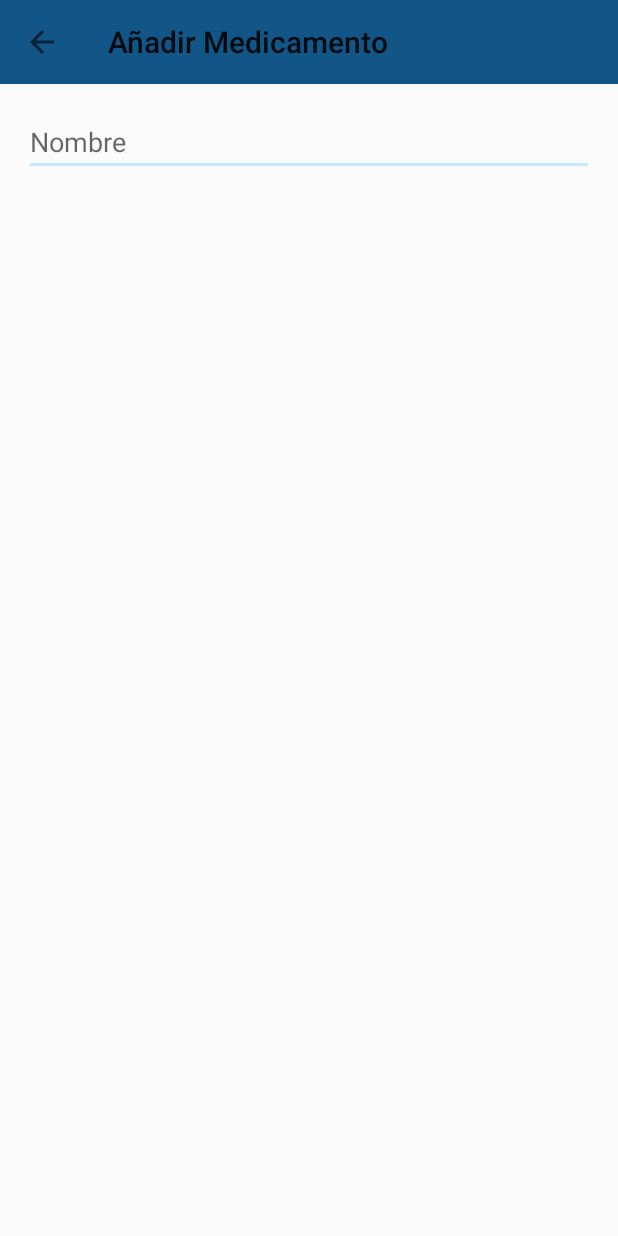
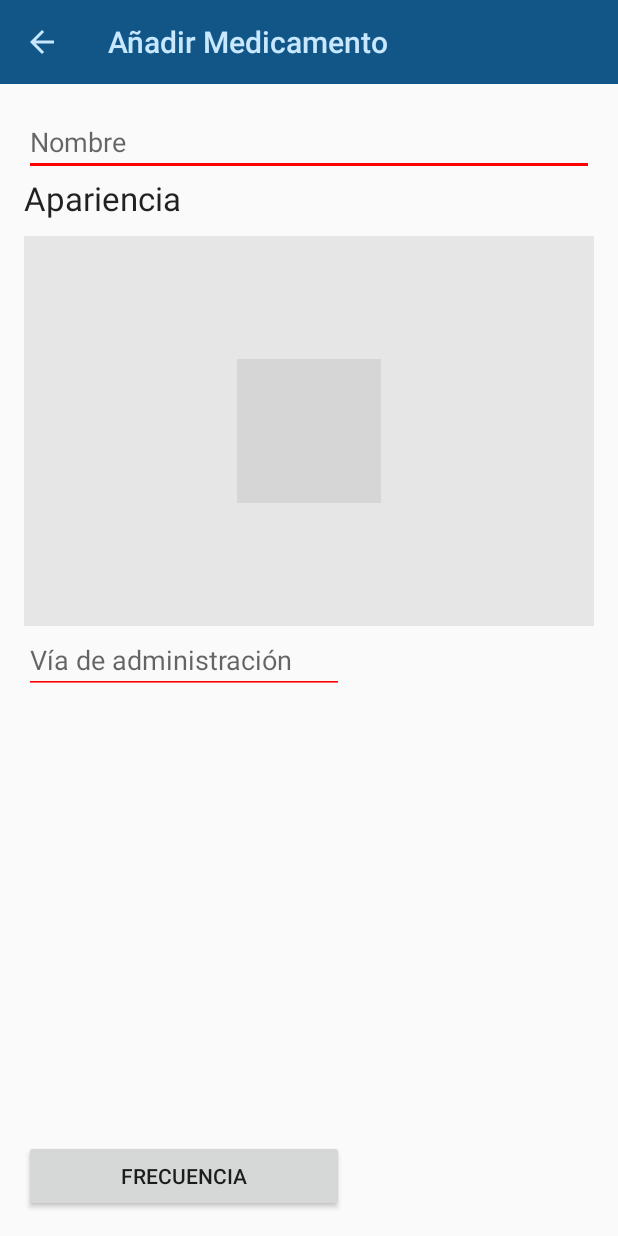
Before and after one commit to mikel240/MedicamentosApp, an Android app: the AddFormActivity screen opened directly, with no data from a screen before it, on a phone screen of 412 x 824 dp. Run offline under Robolectric (Android 15) with nearby library versions, the light colour scheme and no system bars; grey boxes are pictures that could not be loaded.

Commit message:
Form añadir medicamento

```diff
--- a/app/src/main/java/com/example/atmosfera/medicamentosapp/AddFormActivity.java
+++ b/app/src/main/java/com/example/atmosfera/medicamentosapp/AddFormActivity.java
@@ -1,14 +1,25 @@
 package com.example.atmosfera.medicamentosapp;
 
 import android.content.Intent;
+import android.support.v4.view.ViewPager;
 import android.support.v7.app.AppCompatActivity;
 import android.os.Bundle;
 import android.support.v7.widget.Toolbar;
 import android.view.MenuItem;
 
+import com.example.atmosfera.medicamentosapp.adapters.ViewPagerAdapter;
+import com.example.atmosfera.medicamentosapp.fragments.DashboardFragment;
+import com.example.atmosfera.medicamentosapp.fragments.Image1SliderFragment;
+import com.example.atmosfera.medicamentosapp.fragments.Image2SliderFragment;
+import com.example.atmosfera.medicamentosapp.fragments.Image3SliderFragment;
+import com.example.atmosfera.medicamentosapp.fragments.RegistroFragment;
+import com.example.atmosfera.medicamentosapp.fragments.SettingsFragment;
+import com.example.atmosfera.medicamentosapp.fragments.TomarHoyFragment;
+
 public class AddFormActivity extends AppCompatActivity {
 
     Toolbar toolbar;
+    ViewPager viewPager;
 
     @Override
     protected void onCreate(Bundle savedInstanceState) {
@@ -21,6 +32,12 @@ public class AddFormActivity extends AppCompatActivity {
         setSupportActionBar(toolbar);
         getSupportActionBar().setDisplayHomeAsUpEnabled(true);
         getSupportActionBar().setDisplayShowHomeEnabled(true);
+
+
+        viewPager = (ViewPager) findViewById(R.id.viewpager);
+        setupViewPager(viewPager);
+
+
     }
 
     @Override
@@ -32,4 +49,15 @@ public class AddFormActivity extends AppCompatActivity {
         }
         return super.onOptionsItemSelected(item);
     }
+
+    private void setupViewPager(ViewPager viewPager) {
+        ViewPagerAdapter adapter = new ViewPagerAdapter(getSupportFragmentManager());
+        adapter.addFragment(new Image1SliderFragment(),"pastillas");
+        adapter.addFragment(new Image2SliderFragment(), "inyeccion");
+        adapter.addFragment(new Image3SliderFragment(), "jarabe");
+
+        viewPager.setAdapter(adapter);
+    }
+
+
 }
--- /dev/null
+++ b/app/src/main/java/com/example/atmosfera/medicamentosapp/fragments/Image1SliderFragment.java
@@ -0,0 +1,20 @@
+package com.example.atmosfera.medicamentosapp.fragments;
+
+import android.support.annotation.Nullable;
+import android.support.v4.app.Fragment;
+import android.support.v7.app.AppCompatActivity;
+import android.os.Bundle;
+import android.view.LayoutInflater;
+import android.view.View;
+import android.view.ViewGroup;
+
+import com.example.atmosfera.medicamentosapp.R;
+
+public class Image1SliderFragment extends Fragment {
+
+    @Nullable
+    @Override
+    public View onCreateView(LayoutInflater inflater, @Nullable ViewGroup container, @Nullable Bundle savedInstanceState) {
+        return inflater.inflate(R.layout.image1_slider_fragment,container,false);
+    }
+}
--- /dev/null
+++ b/app/src/main/java/com/example/atmosfera/medicamentosapp/fragments/Image2SliderFragment.java
@@ -0,0 +1,20 @@
+package com.example.atmosfera.medicamentosapp.fragments;
+
+import android.support.annotation.Nullable;
+import android.support.v4.app.Fragment;
+import android.support.v7.app.AppCompatActivity;
+import android.os.Bundle;
+import android.view.LayoutInflater;
+import android.view.View;
+import android.view.ViewGroup;
+
+import com.example.atmosfera.medicamentosapp.R;
+
+public class Image2SliderFragment extends Fragment {
+
+    @Nullable
+    @Override
+    public View onCreateView(LayoutInflater inflater, @Nullable ViewGroup container, @Nullable Bundle savedInstanceState) {
+        return inflater.inflate(R.layout.image2_slider_fragment,container,false);
+    }
+}
--- /dev/null
+++ b/app/src/main/java/com/example/atmosfera/medicamentosapp/fragments/Image3SliderFragment.java
@@ -0,0 +1,20 @@
+package com.example.atmosfera.medicamentosapp.fragments;
+
+import android.support.annotation.Nullable;
+import android.support.v4.app.Fragment;
+import android.support.v7.app.AppCompatActivity;
+import android.os.Bundle;
+import android.view.LayoutInflater;
+import android.view.View;
+import android.view.ViewGroup;
+
+import com.example.atmosfera.medicamentosapp.R;
+
+public class Image3SliderFragment extends Fragment {
+
+    @Nullable
+    @Override
+    public View onCreateView(LayoutInflater inflater, @Nullable ViewGroup container, @Nullable Bundle savedInstanceState) {
+        return inflater.inflate(R.layout.image3_slider_fragment,container,false);
+    }
+}
--- a/app/src/main/res/layout/activity_add_form.xml
+++ b/app/src/main/res/layout/activity_add_form.xml
@@ -7,11 +7,14 @@
     tools:context="com.example.atmosfera.medicamentosapp.AddFormActivity">
 
     <android.support.v7.widget.Toolbar
-        style="@style/CustomToolbar"
         android:id="@+id/toolbar"
+        android:layout_width="match_parent"
+        android:layout_height="wrap_content"
+        android:background="@color/colorPrimary"
         app:layout_scrollFlags="scroll|enterAlways"
         app:popupTheme="@style/ThemeOverlay.AppCompat.Light"
-        />
+        app:theme="@style/CustomToolbar"
+        app:titleTextColor="@color/colorAccent" />
 
     <RelativeLayout
         android:layout_width="match_parent"
@@ -25,15 +28,61 @@
         android:paddingTop="@dimen/activity_vertical_margin">
 
         <EditText
+            android:id="@+id/name"
             android:layout_width="wrap_content"
             android:layout_height="wrap_content"
-            android:id="@+id/editText"
+            android:layout_alignParentEnd="true"
+            android:layout_alignParentLeft="true"
+            android:layout_alignParentRight="true"
+            android:layout_alignParentStart="true"
             android:layout_alignParentTop="true"
+            android:hint="@string/name_form_add"
+            android:inputType="textPersonName"
+            android:theme="@style/EditText" />
+
+        <android.support.v4.view.ViewPager
+            android:id="@+id/viewpager"
+            android:layout_width="match_parent"
+            android:layout_height="match_parent"
+            android:layout_above="@+id/via"
             android:layout_alignParentLeft="true"
             android:layout_alignParentStart="true"
-            android:layout_alignParentRight="true"
-            android:layout_alignParentEnd="true"
-            android:hint="@string/name_form_add"/>
+            android:layout_below="@+id/name"
+            app:layout_behavior="@string/appbar_scrolling_view_behavior"
+            android:layout_marginTop="60px" />
+
+        <EditText
+            android:id="@+id/via"
+            android:layout_width="wrap_content"
+            android:layout_height="wrap_content"
+            android:layout_alignParentLeft="true"
+            android:layout_alignParentStart="true"
+            android:layout_centerVertical="true"
+            android:ems="10"
+            android:inputType="textPersonName"
+            android:hint="@string/via_form_add"
+            android:theme="@style/EditText"/>
+
+        <TextView
+            android:layout_width="wrap_content"
+            android:layout_height="wrap_content"
+            android:textAppearance="?android:attr/textAppearanceLarge"
+            android:text="@string/text_viewpager"
+            android:id="@+id/apariencia"
+            android:layout_below="@+id/name"
+            android:layout_alignParentLeft="true"
+            android:layout_alignParentStart="true" />
+
+        <Button
+            android:layout_width="wrap_content"
+            android:layout_height="wrap_content"
+            android:text="@string/frecuencia_btn"
+            android:id="@+id/btnFrecuencia"
+            android:layout_alignParentBottom="true"
+            android:layout_alignParentLeft="true"
+            android:layout_alignParentStart="true"
+            android:layout_alignRight="@+id/via"
+            android:layout_alignEnd="@+id/via" />
 
     </RelativeLayout>
 
--- /dev/null
+++ b/app/src/main/res/layout/image1_slider_fragment.xml
@@ -0,0 +1,20 @@
+<?xml version="1.0" encoding="utf-8"?>
+<RelativeLayout xmlns:android="http://schemas.android.com/apk/res/android"
+    xmlns:tools="http://schemas.android.com/tools"
+    android:layout_width="match_parent"
+    android:layout_height="match_parent"
+    android:paddingBottom="@dimen/activity_vertical_margin"
+    android:paddingLeft="@dimen/activity_horizontal_margin"
+    android:paddingRight="@dimen/activity_horizontal_margin"
+    android:paddingTop="@dimen/activity_vertical_margin"
+    android:background="#E6E6E6"
+    tools:context="com.example.atmosfera.medicamentosapp.fragments.Image1SliderFragment">
+
+    <ImageView
+        android:layout_width="wrap_content"
+        android:layout_height="wrap_content"
+        android:id="@+id/imageView"
+        android:src="@drawable/ic_im_pastillas"
+        android:layout_centerVertical="true"
+        android:layout_centerHorizontal="true" />
+</RelativeLayout>
--- a/app/src/main/res/values/strings.xml
+++ b/app/src/main/res/values/strings.xml
@@ -15,6 +15,11 @@
     <string name="name_form_add">Nombre</string>
     <string name="via_form_add">Vía de administración</string>
     <string name="toolbar_title_add">Añadir Medicamento</string>
+    <string name="text_viewpager">Apariencia</string>
+    <string name="frecuencia_btn">Frecuencia</string>
+
+
+
 
 
 </resources>
--- a/app/src/main/res/values/styles.xml
+++ b/app/src/main/res/values/styles.xml
@@ -7,7 +7,9 @@
      <item name="colorAccent">@color/colorAccent</item>
     </style>-->
 
-    <style name="MyMaterialTheme" parent="MyMaterialTheme.Base"></style>
+    <style name="MyMaterialTheme" parent="MyMaterialTheme.Base">
+
+    </style>
 
     <style name="MyMaterialTheme.Base" parent="Theme.AppCompat.Light.DarkActionBar">
         <item name="windowNoTitle">true</item>
@@ -15,6 +17,7 @@
         <item name="colorPrimary">@color/colorPrimary</item>
         <item name="colorPrimaryDark">@color/colorPrimaryDark</item>
         <item name="colorAccent">@color/colorAccent</item>
+
     </style>
 
 
@@ -29,10 +32,13 @@
     app:popupTheme="@style/ThemeOverlay.AppCompat.Light"
     />
     -->
-    <style name="CustomToolbar">
-        <item name="android:layout_width">match_parent</item>
-        <item name="android:layout_height">?attr/actionBarSize</item>
-        <item name="android:background">?attr/colorPrimary</item>
+    <style name="CustomToolbar" parent="Theme.AppCompat.Light.DarkActionBar">
+        <item name="colorControlNormal">@color/colorAccent</item>
     </style>
 
+    <style name="EditText">
+        <item name="backgroundTint">#FF0000</item>
+        <item name="colorControlHighlight">#000000</item>
+        <item name="colorControlActivated">#000000</item>
+    </style>
 </resources>
```
Also changed, not shown: app/src/main/AndroidManifest.xml (+7 -5 lines), app/src/main/res/layout/activity_main.xml (+2 -10 lines), app/src/main/res/layout/image2_slider_fragment.xml (added, +20 -0 lines), app/src/main/res/layout/image3_slider_fragment.xml (added, +20 -0 lines).
